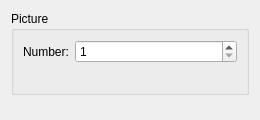
lautarodragan/EasyRPGEditor, file src/ui/commands/erase_picture_widget.ui: the form before one commit.
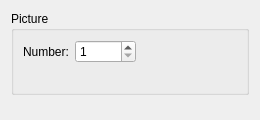
The form after the commit. Custom widgets are drawn as their Qt base class.

Commit message: Tidy the picture editor layout and edit the duration in seconds.

Diff of the .ui file:
```diff
--- a/src/ui/commands/erase_picture_widget.ui
+++ b/src/ui/commands/erase_picture_widget.ui
@@ -18,6 +18,7 @@
       </item>
       <item row="0" column="1">
        <widget class="RpgSpinBox" name="spinNumber">
+        <property name="sizePolicy"><sizepolicy hsizetype="Fixed" vsizetype="Fixed"><horstretch>0</horstretch><verstretch>0</verstretch></sizepolicy></property>
         <property name="minimum"><number>1</number></property>
         <property name="maximum"><number>99999</number></property>
        </widget>
```
The commit also changes 2 other files.
